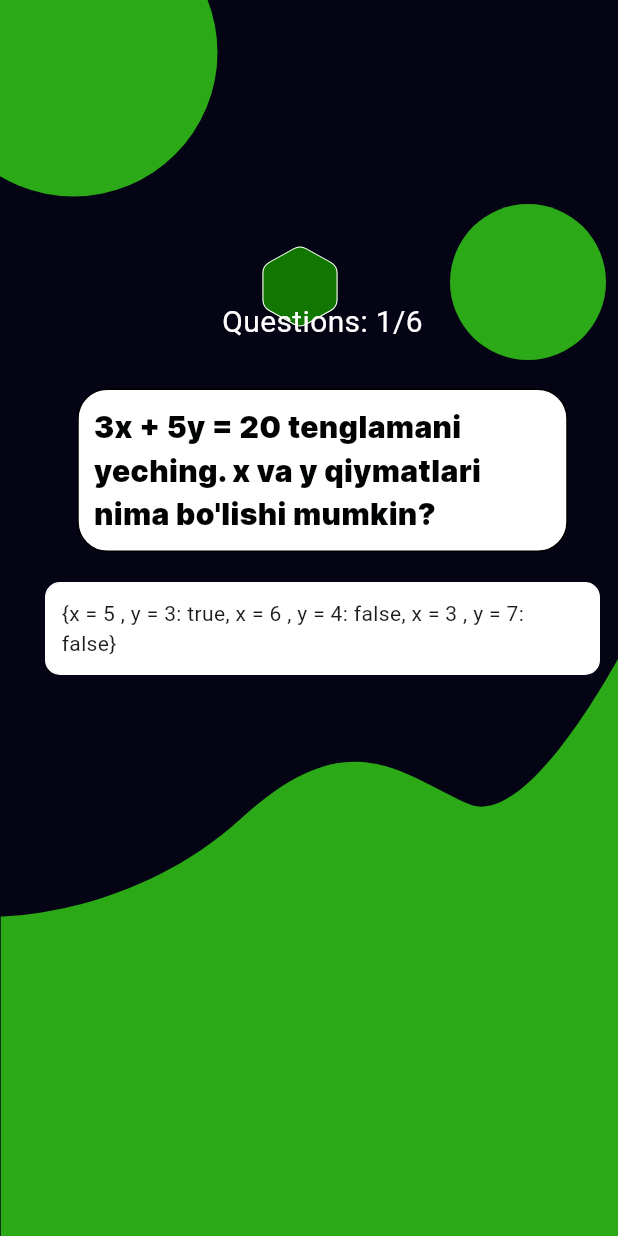
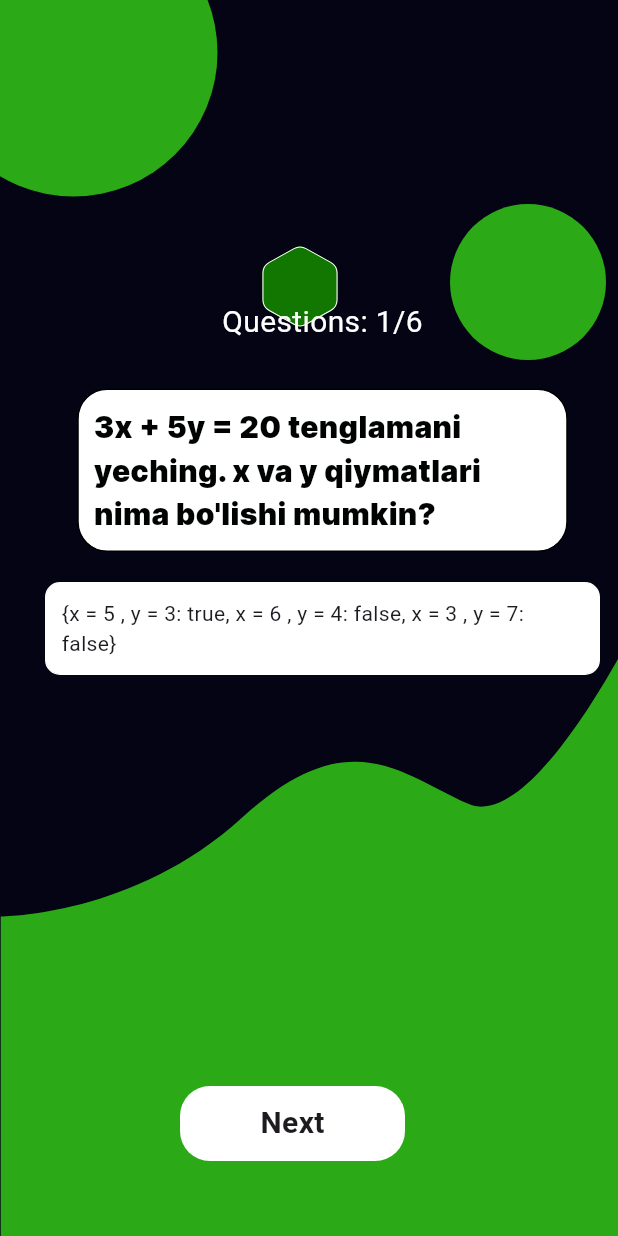
Before and after one commit to AbdulazizTursunov/quiz_app_for_subject, a Flutter app: the HomeScreen screen opened directly, after a tap on "programming", on a phone screen of 412 x 824 dp. Run offline on Flutter 3.47's test engine with Material 2 defaults, Android fonts, the light colour scheme and no system bars; our stand-ins replace flutter_svg; statements that could not run were skipped.

Commit message:
quiz application added screens,widgets,models,

```diff
--- a/lib/presentation/ui/home_screen/home_screen.dart
+++ b/lib/presentation/ui/home_screen/home_screen.dart
@@ -71,7 +71,7 @@ class _HomeScreenState extends State<HomeScreen> {
                 },
               )),
           Positioned(
-              bottom: 250,
+              bottom: 200,
               right: 155,
               child: GlobalPlayWidget(
                 title: "math",
--- a/lib/presentation/ui/questions_screens/questions_screens.dart
+++ b/lib/presentation/ui/questions_screens/questions_screens.dart
@@ -1,7 +1,9 @@
 import 'package:flutter/material.dart';
 import 'package:flutter_svg/flutter_svg.dart';
+import 'package:quiz_app_for_client/presentation/ui/home_screen/home_screen.dart';
 import 'package:quiz_app_for_client/utils/app_svg/app_svg.dart';
 import 'package:quiz_app_for_client/widget/custom_screen.dart';
+import 'package:quiz_app_for_client/widget/next_widget.dart';
 import '../../../data/questions_model/questions_model.dart';
 import '../../../widget/questions_widget.dart';
 
@@ -39,6 +41,10 @@ class _QuestionsScreenState extends State<QuestionsScreen> {
               select: questions[index].options,
             ),
           ),
+          Positioned(
+              bottom: 50,
+              left: 120,
+              child: NextTapWidget(title: "Next", callback: () { Navigator.push(context, MaterialPageRoute(builder: (context) =>const HomeScreen(),)); },))
         ]),
       ),
     );
--- /dev/null
+++ b/lib/widget/next_widget.dart
@@ -0,0 +1,31 @@
+import 'package:flutter/material.dart';
+
+import '../utils/colors/app_colors.dart';
+
+
+class NextTapWidget extends StatefulWidget {
+  const NextTapWidget({Key? key, required this.title, required this.callback}) : super(key: key);
+  final String title;
+  final VoidCallback callback;
+
+  @override
+  State<NextTapWidget> createState() => _NextTapWidgetState();
+}
+
+class _NextTapWidgetState extends State<NextTapWidget> {
+  @override
+  Widget build(BuildContext context) {
+    return InkWell(
+      onTap: (){
+        widget.callback.call();
+      },
+      child: Container(
+          width: 150,
+          height: 50,
+          decoration: BoxDecoration(
+        borderRadius: BorderRadius.circular(20),
+        color: AppColors.white
+      ),child: Center(child: Text(widget.title,style: TextStyle(fontSize: 20,fontWeight: FontWeight.w600),))),
+    );
+  }
+}
```
Also changed, not shown: lib/presentation.txt (added, +43 -0 lines).
